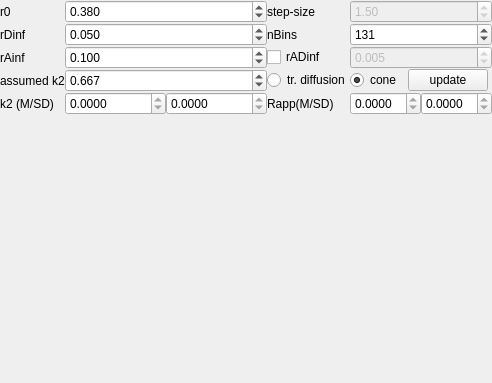
Fluorescence-Tools/chisurf, file chisurf/gui/tools/kappa2_distribution/kappa2_dist.ui: the form before one commit.
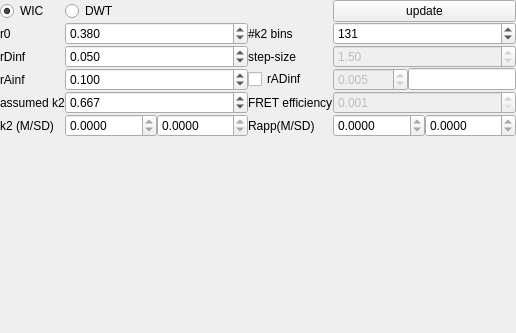
The form after the commit. Icons and pictures are not drawn.

Diff of the .ui file:
```diff
--- a/chisurf/gui/tools/kappa2_distribution/kappa2_dist.ui
+++ b/chisurf/gui/tools/kappa2_distribution/kappa2_dist.ui
@@ -6,8 +6,8 @@
    <rect>
     <x>0</x>
     <y>0</y>
-    <width>492</width>
-    <height>383</height>
+    <width>516</width>
+    <height>333</height>
    </rect>
   </property>
   <property name="windowTitle">
@@ -24,65 +24,123 @@
    <property name="spacing">
     <number>0</number>
    </property>
-   <item row="3" column="2">
-    <widget class="QDoubleSpinBox" name="doubleSpinBox_4">
-     <property name="toolTip">
-      <string>Assumed -true- kappa2</string>
-     </property>
-     <property name="decimals">
-      <number>3</number>
-     </property>
-     <property name="singleStep">
-      <double>0.010000000000000</double>
-     </property>
-     <property name="value">
-      <double>0.667000000000000</double>
-     </property>
-    </widget>
-   </item>
-   <item row="1" column="0">
-    <widget class="QLabel" name="label_6">
-     <property name="text">
-      <string>rDinf</string>
-     </property>
+   <item row="12" column="0" colspan="8">
+    <widget class="QWidget" name="widget_2" native="true">
+     <layout class="QVBoxLayout" name="verticalLayout_3">
+      <property name="spacing">
+       <number>0</number>
+      </property>
+      <property name="leftMargin">
+       <number>0</number>
+      </property>
+      <property name="topMargin">
+       <number>0</number>
+      </property>
+      <property name="rightMargin">
+       <number>0</number>
+      </property>
+      <property name="bottomMargin">
+       <number>0</number>
+      </property>
+      <item>
+       <widget class="QSplitter" name="splitter">
+        <property name="orientation">
+         <enum>Qt::Vertical</enum>
+        </property>
+        <widget class="QWidget" name="widget" native="true">
+         <layout class="QVBoxLayout" name="verticalLayout_2">
+          <property name="spacing">
+           <number>0</number>
+          </property>
+          <property name="leftMargin">
+           <number>0</number>
+          </property>
+          <property name="topMargin">
+           <number>0</number>
+          </property>
+          <property name="rightMargin">
+           <number>0</number>
+          </property>
+          <property name="bottomMargin">
+           <number>0</number>
+          </property>
+          <item>
+           <layout class="QVBoxLayout" name="verticalLayout">
+            <property name="spacing">
+             <number>0</number>
+            </property>
+           </layout>
+          </item>
+         </layout>
+        </widget>
+       </widget>
+      </item>
+     </layout>
     </widget>
    </item>
-   <item row="3" column="0">
-    <widget class="QLabel" name="label">
-     <property name="text">
-      <string>assumed k2</string>
+   <item row="11" column="6" colspan="2">
+    <layout class="QHBoxLayout" name="horizontalLayout">
+     <property name="spacing">
+      <number>0</number>
      </property>
-    </widget>
-   </item>
-   <item row="1" column="4">
-    <widget class="QLabel" name="label_3">
-     <property name="text">
-      <string>nBins</string>
-     </property>
-    </widget>
-   </item>
-   <item row="6" column="0">
+     <item>
+      <widget class="QDoubleSpinBox" name="doubleSpinBox_6">
+       <property name="readOnly">
+        <bool>true</bool>
+       </property>
+       <property name="decimals">
+        <number>4</number>
+       </property>
+      </widget>
+     </item>
+     <item>
+      <widget class="QDoubleSpinBox" name="doubleSpinBox_8">
+       <property name="readOnly">
+        <bool>true</bool>
+       </property>
+       <property name="decimals">
+        <number>4</number>
+       </property>
+      </widget>
+     </item>
+    </layout>
+   </item>
+   <item row="11" column="0">
     <widget class="QLabel" name="label_4">
      <property name="text">
       <string>k2 (M/SD)</string>
      </property>
     </widget>
    </item>
-   <item row="6" column="4">
+   <item row="2" column="0">
+    <widget class="QLabel" name="label_6">
+     <property name="text">
+      <string>rDinf</string>
+     </property>
+    </widget>
+   </item>
+   <item row="5" column="0">
+    <widget class="QLabel" name="label_7">
+     <property name="text">
+      <string>rAinf</string>
+     </property>
+    </widget>
+   </item>
+   <item row="11" column="4">
     <widget class="QLabel" name="label_9">
      <property name="text">
       <string>Rapp(M/SD)</string>
      </property>
     </widget>
    </item>
-   <item row="0" column="4">
-    <widget class="QLabel" name="label_5">
+   <item row="1" column="0">
+    <widget class="QLabel" name="label_2">
      <property name="text">
-      <string>step-size</string>
+      <string>r0</string>
      </property>
     </widget>
    </item>
-   <item row="1" column="2">
+   <item row="2" column="2">
     <widget class="QDoubleSpinBox" name="doubleSpinBox">
      <property name="enabled">
       <bool>true</bool>
@@ -101,21 +159,7 @@
      </property>
     </widget>
    </item>
-   <item row="0" column="0">
-    <widget class="QLabel" name="label_2">
-     <property name="text">
-      <string>r0</string>
-     </property>
-    </widget>
-   </item>
-   <item row="2" column="0">
-    <widget class="QLabel" name="label_7">
-     <property name="text">
-      <string>rAinf</string>
-     </property>
-    </widget>
-   </item>
-   <item row="0" column="2">
+   <item row="1" column="2">
     <widget class="QDoubleSpinBox" name="doubleSpinBox_2">
      <property name="enabled">
       <bool>true</bool>
@@ -140,26 +184,7 @@
      </property>
     </widget>
    </item>
-   <item row="1" column="6" colspan="2">
-    <widget class="QSpinBox" name="spinBox">
-     <property name="sizePolicy">
-      <sizepolicy hsizetype="Expanding" vsizetype="Fixed">
-       <horstretch>0</horstretch>
-       <verstretch>0</verstretch>
-      </sizepolicy>
-     </property>
-     <property name="toolTip">
-      <string>Number of bins in kappa2-histogram</string>
-     </property>
-     <property name="maximum">
-      <number>999</number>
-     </property>
-     <property name="value">
-      <number>131</number>
-     </property>
-    </widget>
-   </item>
-   <item row="2" column="4">
+   <item row="5" column="4">
     <widget class="QCheckBox" name="checkBox">
      <property name="toolTip">
       <string>Check if FRET-senzitized acceptor anisotropy was measured</string>
@@ -172,7 +197,7 @@
      </property>
     </widget>
    </item>
-   <item row="6" column="2">
+   <item row="11" column="2">
     <layout class="QHBoxLayout" name="horizontalLayout_2">
      <property name="spacing">
       <number>0</number>
@@ -199,67 +224,7 @@
      </item>
     </layout>
    </item>
-   <item row="7" column="0" colspan="8">
-    <widget class="QWidget" name="widget_2" native="true">
-     <layout class="QVBoxLayout" name="verticalLayout_3">
-      <property name="spacing">
-       <number>0</number>
-      </property>
-      <property name="margin">
-       <number>0</number>
-      </property>
-      <item>
-       <widget class="QSplitter" name="splitter">
-        <property name="orientation">
-         <enum>Qt::Vertical</enum>
-        </property>
-        <widget class="QWidget" name="widget" native="true">
-         <layout class="QVBoxLayout" name="verticalLayout_2">
-          <property name="spacing">
-           <number>0</number>
-          </property>
-          <property name="margin">
-           <number>0</number>
-          </property>
-          <item>
-           <layout class="QVBoxLayout" name="verticalLayout"/>
-          </item>
-         </layout>
-        </widget>
-       </widget>
-      </item>
-     </layout>
-    </widget>
-   </item>
-   <item row="2" column="6" colspan="2">
-    <widget class="QDoubleSpinBox" name="doubleSpinBox_7">
-     <property name="enabled">
-      <bool>false</bool>
-     </property>
-     <property name="sizePolicy">
-      <sizepolicy hsizetype="Minimum" vsizetype="Fixed">
-       <horstretch>0</horstretch>
-       <verstretch>0</verstretch>
-      </sizepolicy>
-     </property>
-     <property name="toolTip">
-      <string>Steady-state anisotropy of acceptor (FRET-senzitized)</string>
-     </property>
-     <property name="decimals">
-      <number>3</number>
-     </property>
-     <property name="maximum">
-      <double>4.000000000000000</double>
-     </property>
-     <property name="singleStep">
-      <double>0.001000000000000</double>
-     </property>
-     <property name="value">
-      <double>0.005000000000000</double>
-     </property>
-    </widget>
-   </item>
-   <item row="2" column="2">
+   <item row="5" column="2">
     <widget class="QDoubleSpinBox" name="doubleSpinBox_5">
      <property name="enabled">
       <bool>true</bool>
@@ -281,7 +246,7 @@
      </property>
     </widget>
    </item>
-   <item row="0" column="6" colspan="2">
+   <item row="2" column="6">
     <widget class="QDoubleSpinBox" name="doubleSpinBox_3">
      <property name="enabled">
       <bool>false</bool>
@@ -309,20 +274,30 @@
      </property>
     </widget>
    </item>
-   <item row="3" column="4">
-    <widget class="QRadioButton" name="radioButton">
-     <property name="sizePolicy">
-      <sizepolicy hsizetype="Fixed" vsizetype="Fixed">
-       <horstretch>0</horstretch>
-       <verstretch>0</verstretch>
-      </sizepolicy>
-     </property>
+   <item row="6" column="4">
+    <widget class="QLabel" name="label_8">
      <property name="text">
-      <string>tr. diffusion</string>
+      <string>FRET efficiency</string>
      </property>
     </widget>
    </item>
-   <item row="3" column="6">
+   <item row="6" column="2">
+    <widget class="QDoubleSpinBox" name="doubleSpinBox_4">
+     <property name="toolTip">
+      <string>Assumed -true- kappa2</string>
+     </property>
+     <property name="decimals">
+      <number>3</number>
+     </property>
+     <property name="singleStep">
+      <double>0.010000000000000</double>
+     </property>
+     <property name="value">
+      <double>0.667000000000000</double>
+     </property>
+    </widget>
+   </item>
+   <item row="0" column="0">
     <widget class="QRadioButton" name="radioButton_2">
      <property name="sizePolicy">
       <sizepolicy hsizetype="Fixed" vsizetype="Fixed">
@@ -331,17 +306,44 @@
       </sizepolicy>
      </property>
      <property name="text">
-      <string>cone</string>
+      <string>WIC</string>
      </property>
      <property name="checked">
       <bool>true</bool>
      </property>
     </widget>
    </item>
-   <item row="3" column="7">
+   <item row="0" column="1" colspan="2">
+    <widget class="QRadioButton" name="radioButton">
+     <property name="sizePolicy">
+      <sizepolicy hsizetype="Fixed" vsizetype="Fixed">
+       <horstretch>0</horstretch>
+       <verstretch>0</verstretch>
+      </sizepolicy>
+     </property>
+     <property name="text">
+      <string>DWT</string>
+     </property>
+    </widget>
+   </item>
+   <item row="6" column="0">
+    <widget class="QLabel" name="label">
+     <property name="text">
+      <string>assumed k2</string>
+     </property>
+    </widget>
+   </item>
+   <item row="1" column="4">
+    <widget class="QLabel" name="label_3">
+     <property name="text">
+      <string>#k2 bins</string>
+     </property>
+    </widget>
+   </item>
+   <item row="0" column="6" colspan="2">
     <widget class="QPushButton" name="pushButton">
      <property name="sizePolicy">
-      <sizepolicy hsizetype="Fixed" vsizetype="Fixed">
+      <sizepolicy hsizetype="Minimum" vsizetype="Fixed">
        <horstretch>0</horstretch>
        <verstretch>0</verstretch>
       </sizepolicy>
@@ -351,28 +353,100 @@
      </property>
     </widget>
    </item>
+   <item row="1" column="6">
+    <widget class="QSpinBox" name="spinBox">
+     <property name="sizePolicy">
+      <sizepolicy hsizetype="Expanding" vsizetype="Fixed">
+       <horstretch>0</horstretch>
+       <verstretch>0</verstretch>
+      </sizepolicy>
+     </property>
+     <property name="toolTip">
+      <string>Number of bins in kappa2-histogram</string>
+     </property>
+     <property name="maximum">
+      <number>999</number>
+     </property>
+     <property name="value">
+      <number>131</number>
+     </property>
+    </widget>
+   </item>
+   <item row="2" column="4">
+    <widget class="QLabel" name="label_5">
+     <property name="text">
+      <string>step-size</string>
+     </property>
+    </widget>
+   </item>
    <item row="6" column="6" colspan="2">
-    <layout class="QHBoxLayout" name="horizontalLayout">
+    <widget class="QDoubleSpinBox" name="doubleSpinBox_11">
+     <property name="enabled">
+      <bool>false</bool>
+     </property>
+     <property name="toolTip">
+      <string>FRET efficieny (only used in DWT model)</string>
+     </property>
+     <property name="decimals">
+      <number>3</number>
+     </property>
+     <property name="minimum">
+      <double>0.001000000000000</double>
+     </property>
+     <property name="maximum">
+      <double>0.999000000000000</double>
+     </property>
+     <property name="singleStep">
+      <double>0.001000000000000</double>
+     </property>
+     <property name="value">
+      <double>0.001000000000000</double>
+     </property>
+    </widget>
+   </item>
+   <item row="4" column="6" rowspan="2">
+    <layout class="QHBoxLayout" name="horizontalLayout_4">
      <property name="spacing">
       <number>0</number>
      </property>
      <item>
-      <widget class="QDoubleSpinBox" name="doubleSpinBox_6">
-       <property name="readOnly">
-        <bool>true</bool>
+      <widget class="QDoubleSpinBox" name="doubleSpinBox_7">
+       <property name="enabled">
+        <bool>false</bool>
+       </property>
+       <property name="sizePolicy">
+        <sizepolicy hsizetype="Minimum" vsizetype="Fixed">
+         <horstretch>0</horstretch>
+         <verstretch>0</verstretch>
+        </sizepolicy>
+       </property>
+       <property name="toolTip">
+        <string>Steady-state anisotropy of acceptor (FRET-senzitized)</string>
        </property>
        <property name="decimals">
-        <number>4</number>
+        <number>3</number>
+       </property>
+       <property name="maximum">
+        <double>4.000000000000000</double>
+       </property>
+       <property name="singleStep">
+        <double>0.000100000000000</double>
+       </property>
+       <property name="value">
+        <double>0.005000000000000</double>
        </property>
       </widget>
      </item>
      <item>
-      <widget class="QDoubleSpinBox" name="doubleSpinBox_8">
-       <property name="readOnly">
-        <bool>true</bool>
+      <widget class="QLineEdit" name="lineEdit">
+       <property name="sizePolicy">
+        <sizepolicy hsizetype="Minimum" vsizetype="Fixed">
+         <horstretch>0</horstretch>
+         <verstretch>0</verstretch>
+        </sizepolicy>
        </property>
-       <property name="decimals">
-        <number>4</number>
+       <property name="toolTip">
+        <string>Angle delta in degrees</string>
        </property>
       </widget>
      </item>
```
Left out of the diff: 77 changed lines with no effect on the pictures.
